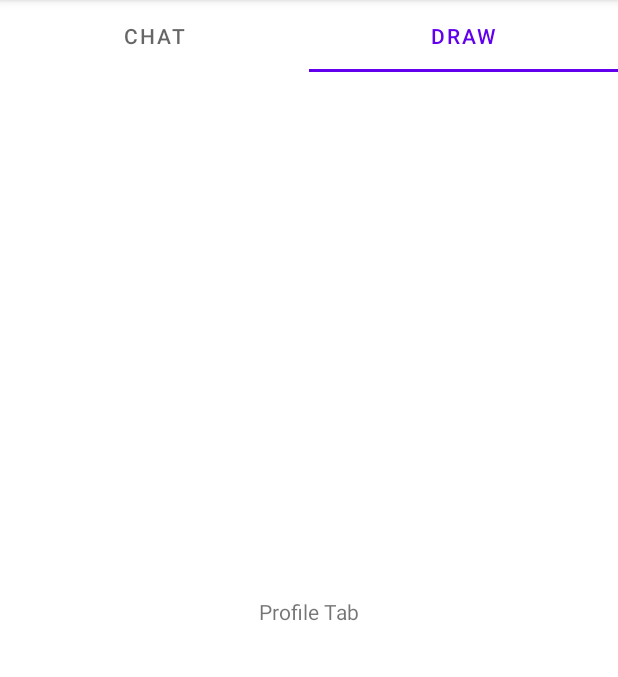
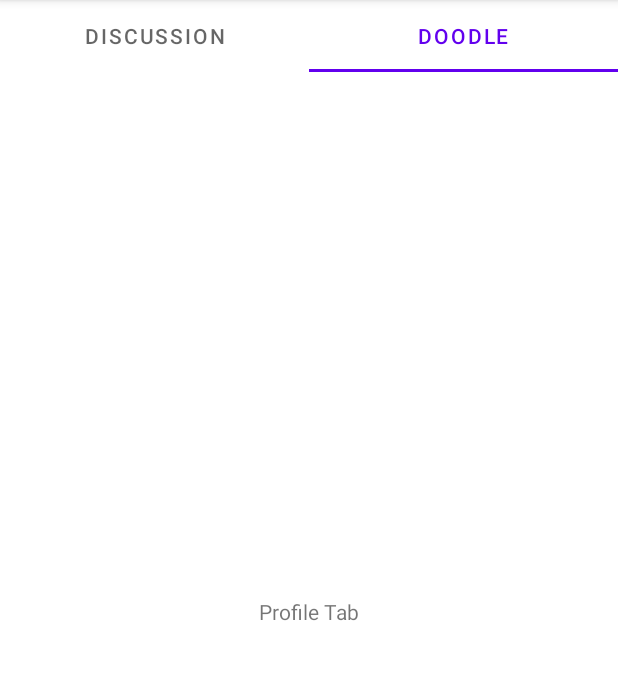
Before and after one commit to davidsmith189/AI3PO, an Android app: the screen it shows after launch (MainActivity), tab 2 chosen, on a phone screen of 412 x 824 dp, the part 84-761 px from its top. Run offline under Robolectric (Android 15) with nearby library versions, the light colour scheme and no system bars.

Commit message:
yea commit

```diff
--- a/app/src/main/java/com/example/myapplication/MainActivity.kt
+++ b/app/src/main/java/com/example/myapplication/MainActivity.kt
@@ -20,8 +20,9 @@ class MainActivity : AppCompatActivity() {
         // Connect TabLayout with ViewPager2
         TabLayoutMediator(tabLayout, viewPager) { tab, position ->
             when (position) {
-                0 -> tab.text = "Chat"
-                1 -> tab.text = "Draw"
+                0 -> tab.text = "Discussion"
+                1 -> tab.text = "Doodle"
+                2 -> tab.text = "Saved"
             }
         }.attach()
     }
```
Also changed, not shown: 462 other files.
